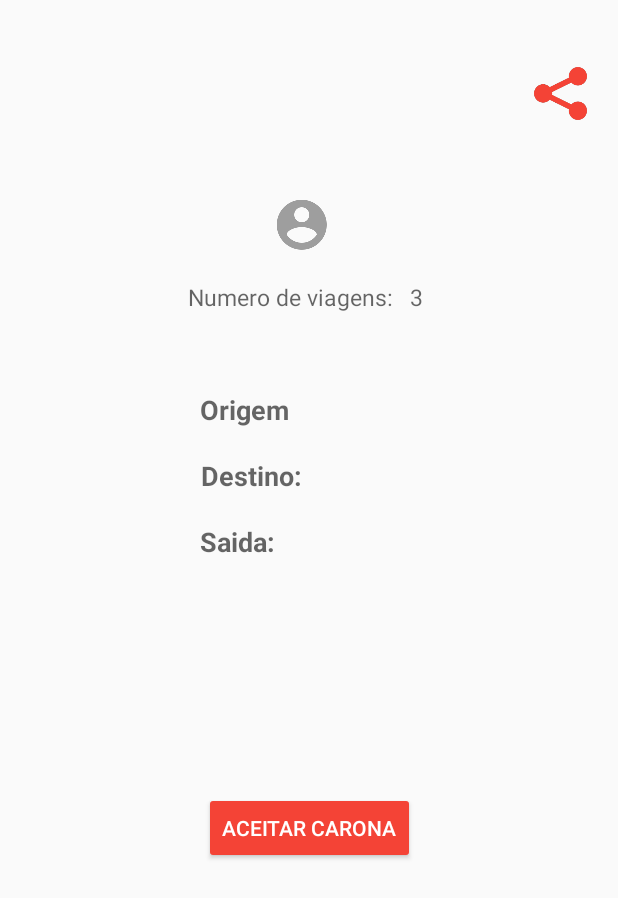
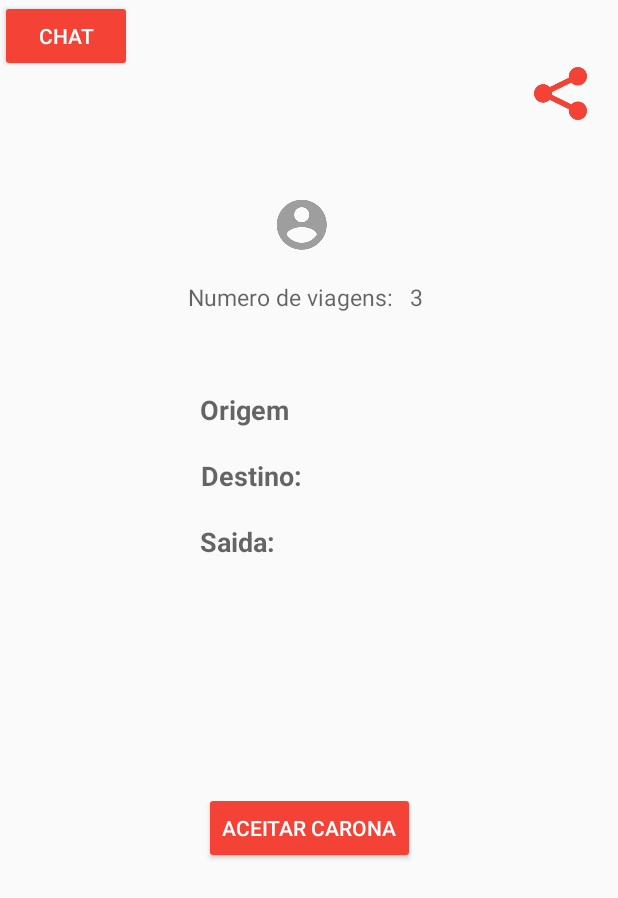
Before and after one commit to WagnerFLL/CaronasApp, an Android app: the layout activity_post_detail.xml on its own in the app's theme, with its tools: preview values and no code run, on a phone screen of 412 x 824 dp. Shown: the top 898 px of the screen. Run offline under Robolectric (Android 15) with nearby library versions, the phone set to English and light mode, and no system bars.

Commit message:
Add files via upload

```diff
--- a/app/src/main/res/layout/activity_post_detail.xml
+++ b/app/src/main/res/layout/activity_post_detail.xml
@@ -140,5 +140,16 @@
         app:layout_constraintTop_toTopOf="parent"
         app:layout_constraintVertical_bias="0.057" />
 
+    <Button
+        android:id="@+id/chat_button"
+        style="@style/Widget.AppCompat.Button.Colored"
+        android:layout_width="wrap_content"
+        android:layout_height="wrap_content"
+        android:layout_centerHorizontal="true"
+        android:text="Chat"
+        tools:text="Chat"
+        tools:layout_editor_absoluteY="420dp"
+        tools:layout_editor_absoluteX="148dp" />
+
 
 </android.support.constraint.ConstraintLayout>
```
